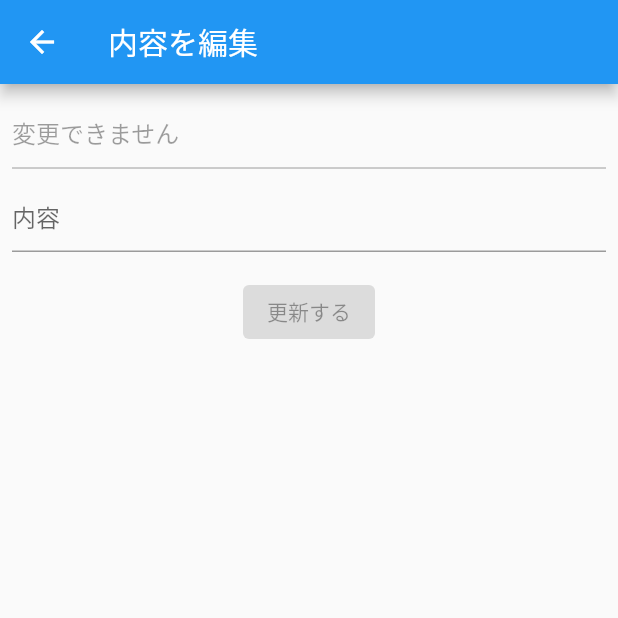
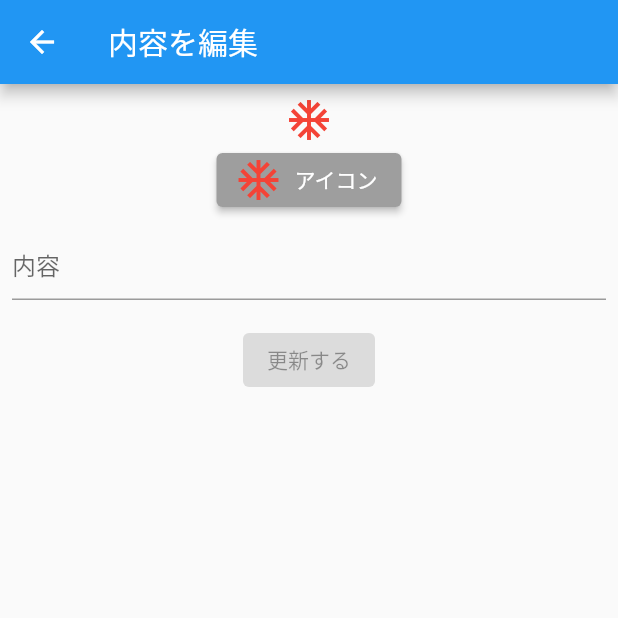
Before and after one commit to FaithfulEngineer/dailyreport, a Flutter app: the EditSettingPage screen opened directly with empty values, on a phone screen of 412 x 824 dp, the top half of it. Run offline on Flutter 3.47's test engine with Material 2 defaults, Android fonts, the light colour scheme and no system bars; our stand-ins replace cloud_firestore, firebase_auth, firebase_core, flutter_slidable; accounts and stored records are empty.

Commit message:
bug fix 5019
修正内容は別途共有

```diff
--- a/lib/book_list/book_list_model.dart
+++ b/lib/book_list/book_list_model.dart
@@ -40,6 +40,9 @@ class BookListModel extends ChangeNotifier {
   }
 
   Future delete(Book book) {
-    return FirebaseFirestore.instance.collection('books').doc(book.id).delete();
+    return FirebaseFirestore.instance
+        .collection('report')
+        .doc(book.id)
+        .delete();
   }
 }
--- a/lib/book_list/book_list_page.dart
+++ b/lib/book_list/book_list_page.dart
@@ -7,6 +7,8 @@ import 'package:flutter/material.dart';
 import 'package:flutter_slidable/flutter_slidable.dart';
 import 'package:provider/provider.dart';
 import 'package:intl/intl.dart';
+
+String _calltype = '1';
 
 class BookListPage extends StatelessWidget {
   final String email;
@@ -26,7 +28,7 @@ class BookListPage extends StatelessWidget {
                   final String? title = await Navigator.push(
                     context,
                     MaterialPageRoute(
-                      builder: (context) => SettingListPage(email),
+                      builder: (context) => SettingListPage(email, _calltype),
                     ),
                   );
                 },
--- a/lib/edit_book/edit_book_page.dart
+++ b/lib/edit_book/edit_book_page.dart
@@ -31,7 +31,6 @@ class EditBookPage extends StatelessWidget {
                       hintText: '日付',
                     ),
                     onChanged: (text) {
-                      //★日付チェックが必要
                       //チェンジはテキストを直接変更した場合しか反応しなさそう
                       model.date = setDate;
                     },
--- a/lib/edit_setting/edit_setting_model.dart
+++ b/lib/edit_setting/edit_setting_model.dart
@@ -3,7 +3,9 @@ import 'package:cloud_firestore/cloud_firestore.dart';
 import 'package:flutter/material.dart';
 
 class EditSettingModel extends ChangeNotifier {
+  //final List<Setting>? setting;
   final Setting setting;
+
   EditSettingModel(this.setting) {
     typeController.text = setting.type;
     contentsController.text = setting.contents;
--- a/lib/edit_setting/edit_setting_page.dart
+++ b/lib/edit_setting/edit_setting_page.dart
@@ -2,10 +2,12 @@ import '/domain/setting.dart';
 import '/edit_setting/edit_setting_model.dart';
 import 'package:flutter/material.dart';
 import 'package:provider/provider.dart';
+import 'package:dailyreport/setting/icon_select_page.dart';
 
 class EditSettingPage extends StatelessWidget {
   final Setting setting;
-  EditSettingPage(this.setting);
+  final String iconNo;
+  EditSettingPage(this.setting, this.iconNo);
 
   @override
   Widget build(BuildContext context) {
@@ -17,20 +19,43 @@ class EditSettingPage extends StatelessWidget {
         ),
         body: Center(
           child: Consumer<EditSettingModel>(builder: (context, model, child) {
+            final List<Setting>? settings; // = model.settings; ;
             return Padding(
               padding: const EdgeInsets.all(8.0),
               child: Column(
                 children: [
-                  TextField(
+                  _iconset(iconNo, 32),
+                  ElevatedButton.icon(
+                    onPressed: () async {
+                      final String? title = await Navigator.push(
+                        context,
+                        MaterialPageRoute(
+                          builder: (context) => Iconsetting(),
+                        ),
+                      );
+                      if (title != null) {
+                        model.typeController.text = title;
+                        model.setType(title);
+                        //print(iconNo);
+                        //var iconNo = title;
+                      }
+                    },
+                    //icon: _iconset(iconNo),
+                    icon: _iconset(model.type, 64),
+                    label: Text('アイコン'),
+                    style: ElevatedButton.styleFrom(primary: Colors.grey),
+                  ),
+/*                   TextField(
                     enabled: false,
                     controller: model.typeController,
                     decoration: InputDecoration(
-                      hintText: '変更できません',
+                      hintText: '参考type',
                     ),
                     onChanged: (text) {
                       model.setType(text);
                     },
                   ),
+ */
                   SizedBox(
                     height: 8,
                   ),
@@ -75,4 +100,50 @@ class EditSettingPage extends StatelessWidget {
       ),
     );
   }
+
+  Widget _iconset(String? index, double size) {
+    print('icon:' + index.toString());
+
+    switch (index) {
+      case '1':
+        return Icon(Icons.account_circle, size: size, color: Colors.black);
+        break;
+      case '2':
+        return Icon(Icons.info, size: size, color: Colors.black);
+        break;
+      case '3':
+        return Icon(Icons.check_circle, size: size, color: Colors.black);
+        break;
+      case '4':
+        return Icon(Icons.article, size: size, color: Colors.black);
+        break;
+      case '5':
+        return Icon(Icons.schedule, size: size, color: Colors.black);
+        break;
+      case '6':
+        return Icon(Icons.event, size: size, color: Colors.black);
+        break;
+      case '7':
+        return Icon(Icons.thumb_up, size: size, color: Colors.black);
+        break;
+      case '8':
+        return Icon(Icons.sick, size: size, color: Colors.black);
+        break;
+      case '9':
+        return Icon(Icons.mail, size: size, color: Colors.black);
+        break;
+      case '10':
+        return Icon(Icons.flag, size: size, color: Colors.black);
+        break;
+      case '11':
+        return Icon(Icons.report, size: size, color: Colors.black);
+        break;
+      case '12':
+        return Icon(Icons.camera, size: size, color: Colors.black);
+        break;
+      default:
+        return Icon(Icons.ac_unit, size: 32, color: Colors.red);
+        break;
+    }
+  }
 }
--- a/lib/login/login_page.dart
+++ b/lib/login/login_page.dart
@@ -15,6 +15,7 @@ class LoginPage extends StatelessWidget {
       create: (_) => LoginModel(),
       child: Scaffold(
         appBar: AppBar(
+          automaticallyImplyLeading: false,
           title: Text('ログイン'),
         ),
         body: Center(
```
Also changed, not shown: lib/add_book/add_book_page.dart (+5 -2 lines), lib/add_setting/add_setting_page.dart (+44 -26 lines), lib/homepage/report_home_model.dart (+7 -48 lines), lib/homepage/report_home_page.dart (+35 -20 lines), lib/setting/setting_list_page.dart (+38 -11 lines), lib/setting/setting_model.dart (+11 -4 lines).
